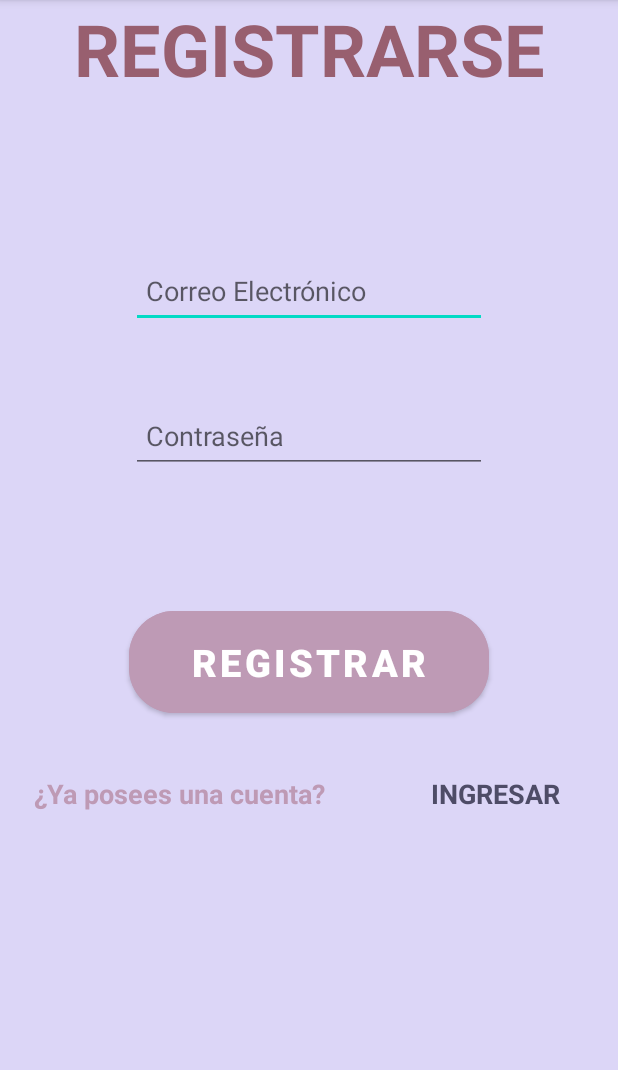
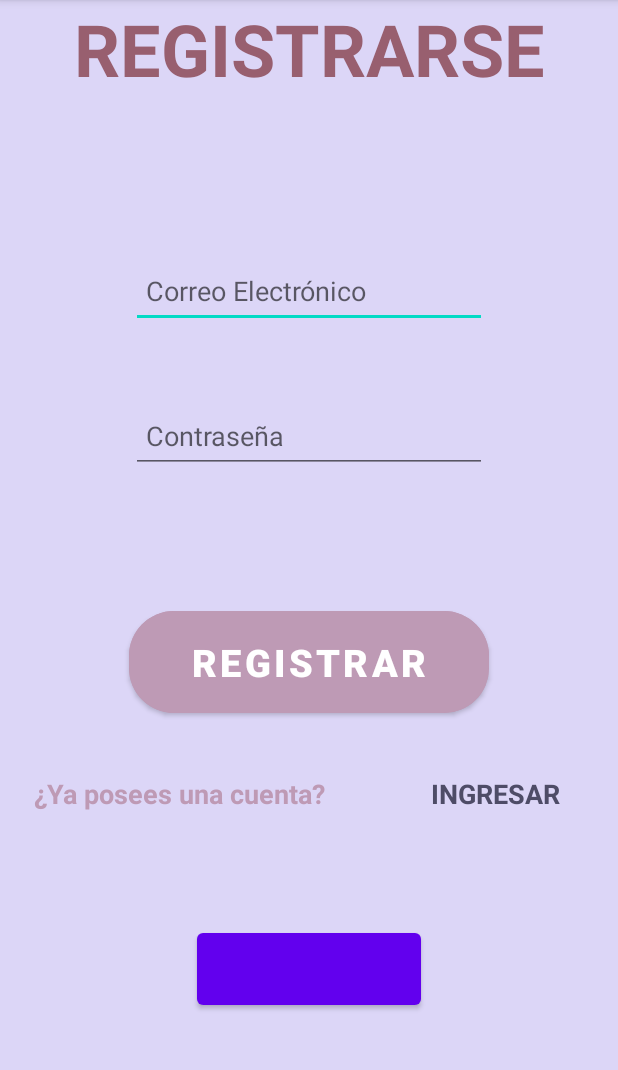
Before and after one commit to MoisesC16/ENota_DSM, an Android app: the RegisterActivity screen opened directly, with no data from a screen before it, on a phone screen of 412 x 824 dp, the part 84-1154 px from its top. Run offline under Robolectric (Android 15) with nearby library versions, the phone set to English and light mode, and no system bars; our stand-ins replace Firebase (no records; nobody signed in at launch, a user with empty details on screens opened directly); 1 statement that could not run was skipped.

Commit message:
Update Vladimir

```diff
--- a/app/build.gradle
+++ b/app/build.gradle
@@ -39,6 +39,7 @@ dependencies {
     implementation 'com.google.android.material:material:1.8.0'
     implementation 'androidx.constraintlayout:constraintlayout:2.1.4'
     implementation 'com.google.firebase:firebase-auth-ktx:21.3.0'
+    implementation 'com.google.android.gms:play-services-auth:17.0.0'
     testImplementation 'junit:junit:4.13.2'
     androidTestImplementation 'androidx.test.ext:junit:1.1.5'
     androidTestImplementation 'androidx.test.espresso:espresso-core:3.5.1'
--- a/app/src/main/AndroidManifest.xml
+++ b/app/src/main/AndroidManifest.xml
@@ -5,6 +5,7 @@
 
     <uses-permission android:name="android.permission.INTERNET" />
     <uses-permission android:name="android.permission.WRITE_EXTERNAL_STORAGE" />
+    <uses-permission android:name="android.permission.READ_EXTERNAL_STORAGE"/>
     <uses-permission android:name="android.permission.RECORD_AUDIO" />
 
     <application
--- a/app/src/main/java/com/example/enota_dsm/LoginActivity.kt
+++ b/app/src/main/java/com/example/enota_dsm/LoginActivity.kt
@@ -12,6 +12,8 @@ import com.google.firebase.auth.FirebaseAuth
 class LoginActivity : AppCompatActivity() {
 
     private lateinit var auth: FirebaseAuth
+
+
 
     private lateinit var btnLogin: Button
     private lateinit var textViewRegister: TextView
--- a/app/src/main/res/layout/activity_register.xml
+++ b/app/src/main/res/layout/activity_register.xml
@@ -100,7 +100,16 @@
         app:layout_constraintStart_toStartOf="parent"
         app:layout_constraintTop_toBottomOf="@+id/txtPass">
     </Button>
-
+    <Button
+        android:id="@+id/btn_google_sign_in"
+        android:layout_width="149dp"
+        android:layout_height="60dp"
+        app:layout_constraintBottom_toBottomOf="parent"
+        app:layout_constraintEnd_toEndOf="parent"
+        app:layout_constraintStart_toStartOf="parent"
+        app:layout_constraintTop_toTopOf="parent"
+        app:layout_constraintVertical_bias="0.87"
+        tools:ignore="MissingConstraints"></Button>
     <EditText
         android:id="@+id/txtPass"
         android:layout_width="237dp"
```
Also changed, not shown: app/src/main/java/com/example/enota_dsm/Biblioteca.kt (+9 -0 lines), app/src/main/java/com/example/enota_dsm/Grabadora.kt (+23 -6 lines), app/src/main/java/com/example/enota_dsm/RegisterActivity.kt (+74 -1 lines).
